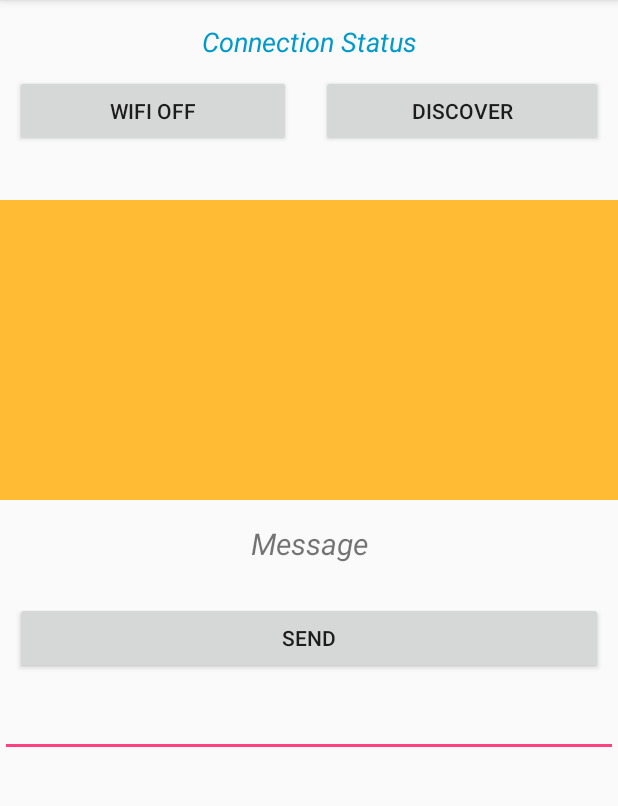
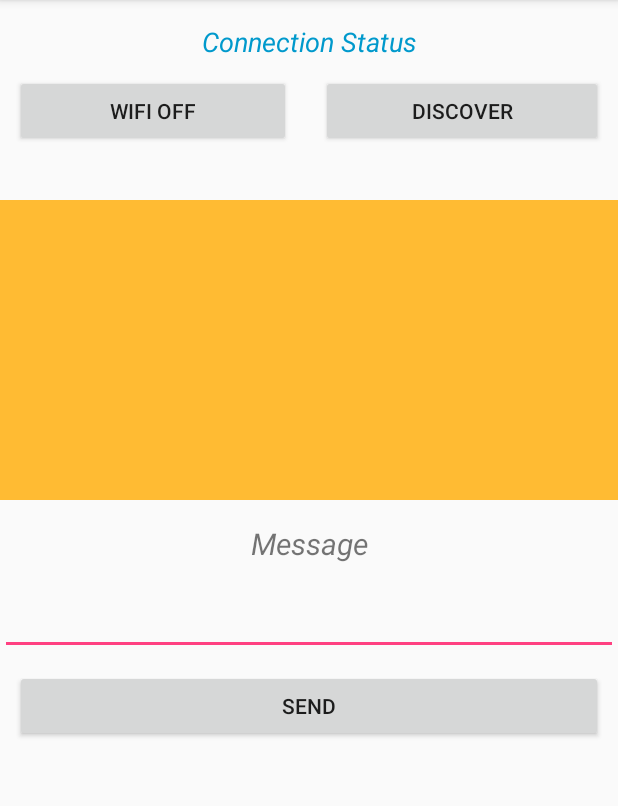
Before and after one commit to adityamatt/AndroidP2PTelephony, an Android app: the screen it shows after launch (HomePage), on a phone screen of 412 x 824 dp, the part 84-890 px from its top. Run offline under Robolectric (Android 15) with nearby library versions, the phone set to English and light mode, and no system bars.

Commit message:
improved UI xml

```diff
--- a/app/src/main/res/layout/activity_home_page.xml
+++ b/app/src/main/res/layout/activity_home_page.xml
@@ -12,7 +12,8 @@
         android:layout_height="wrap_content"
         android:orientation="vertical"
         tools:layout_editor_absoluteX="0dp"
-        tools:layout_editor_absoluteY="8dp">
+        tools:layout_editor_absoluteY="8dp"
+        tools:ignore="MissingConstraints">
 
         <TextView
             android:id="@+id/connectionStatus"
@@ -25,7 +26,8 @@
             android:textAlignment="center"
             android:textColor="@android:color/holo_blue_dark"
             android:textSize="18sp"
-            android:textStyle="italic" />
+            android:textStyle="italic"
+            android:layout_alignParentLeft="true" />
 
         <LinearLayout
             android:layout_width="match_parent"
@@ -42,7 +44,8 @@
                 android:layout_alignParentTop="true"
                 android:layout_margin="10dp"
                 android:layout_weight="1"
-                android:text="Wifi On" />
+                android:text="Wifi On"
+                android:layout_alignParentLeft="true" />
             <Button
                 android:id="@+id/discover"
                 android:layout_width="wrap_content"
@@ -63,7 +66,8 @@
             android:layout_alignParentStart="true"
             android:layout_below="@+id/onOff"
             android:layout_marginTop="25dp"
-            android:background="@android:color/holo_orange_light" />
+            android:background="@android:color/holo_orange_light"
+            android:layout_alignParentLeft="true" />
 
         <TextView
             android:id="@+id/readMsg"
@@ -76,32 +80,37 @@
             android:text="Message"
             android:textAlignment="center"
             android:textSize="20sp"
-            android:textStyle="italic" />
+            android:textStyle="italic"
+            android:layout_alignParentRight="true"
+            android:layout_alignParentLeft="true" />
 
         <LinearLayout
             android:layout_width="match_parent"
             android:layout_height="wrap_content"
             android:orientation="horizontal">
 
-            <Button
-                android:id="@+id/sendButton"
-                android:layout_width="wrap_content"
+            <EditText
+                android:id="@+id/writeMsg"
+                android:layout_width="match_parent"
                 android:layout_height="wrap_content"
-                android:layout_margin="10dp"
                 android:layout_alignParentBottom="true"
-                android:layout_alignParentEnd="true"
-                android:layout_weight="1"
-                android:text="Send" />
+                android:layout_alignParentStart="true"
+                android:ems="10"
+                android:inputType="textPersonName"
+                android:layout_toStartOf="@+id/sendButton"
+                android:layout_alignParentLeft="true"
+                android:layout_toLeftOf="@+id/sendButton" />
         </LinearLayout>
-        <EditText
-            android:id="@+id/writeMsg"
+        <Button
+            android:id="@+id/sendButton"
             android:layout_width="match_parent"
             android:layout_height="wrap_content"
+            android:layout_margin="10dp"
             android:layout_alignParentBottom="true"
-            android:layout_alignParentStart="true"
-            android:ems="10"
-            android:inputType="textPersonName"
-            android:layout_toStartOf="@+id/sendButton" />
+            android:layout_alignParentEnd="true"
+            android:layout_weight="1"
+            android:text="Send"
+            android:layout_alignParentRight="true" />
     </LinearLayout>
 
 
```
